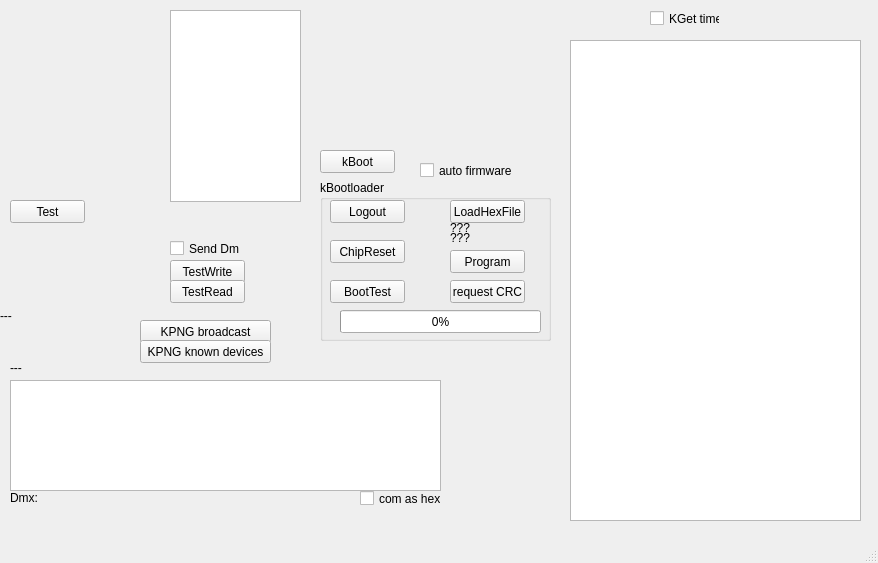
First picture: the form in xbeegui.ui, repository nefarius2001/XBeeGui, before the edit.
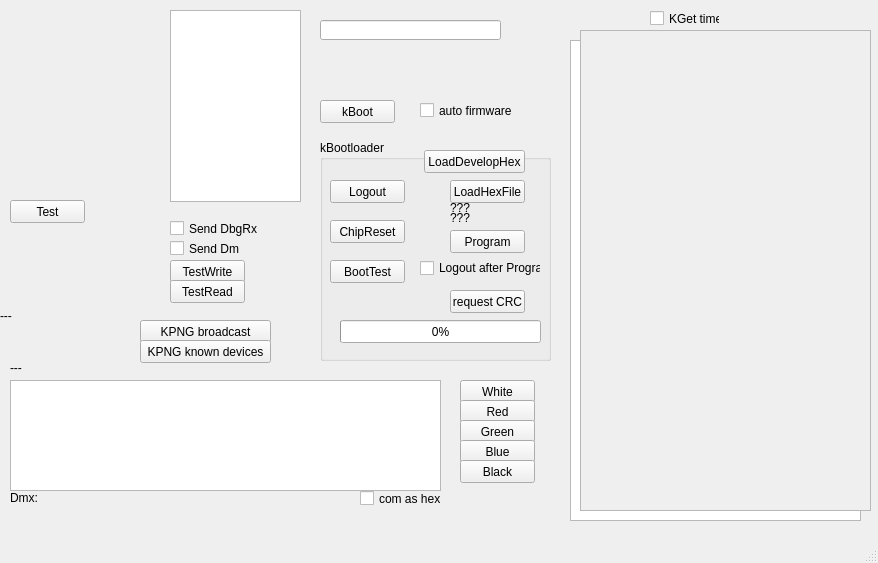
Second picture: the form after the edit. Custom widgets are drawn as their Qt base class.

Commit message: added DebugRx upgraded AutoFirmware => nearly Flo-safe now

Diff of the .ui file:
```diff
--- a/xbeegui.ui
+++ b/xbeegui.ui
@@ -175,7 +175,7 @@
     <property name="geometry">
      <rect>
       <x>320</x>
-      <y>150</y>
+      <y>100</y>
       <width>75</width>
       <height>23</height>
      </rect>
@@ -197,9 +197,9 @@
     <property name="geometry">
      <rect>
       <x>320</x>
-      <y>180</y>
+      <y>140</y>
       <width>231</width>
-      <height>161</height>
+      <height>221</height>
      </rect>
     </property>
     <property name="title">
@@ -209,7 +209,7 @@
      <property name="geometry">
       <rect>
        <x>10</x>
-       <y>20</y>
+       <y>40</y>
        <width>75</width>
        <height>23</height>
       </rect>
@@ -222,7 +222,7 @@
      <property name="geometry">
       <rect>
        <x>10</x>
-       <y>100</y>
+       <y>120</y>
        <width>75</width>
        <height>23</height>
       </rect>
@@ -235,7 +235,7 @@
      <property name="geometry">
       <rect>
        <x>10</x>
-       <y>60</y>
+       <y>80</y>
        <width>75</width>
        <height>23</height>
       </rect>
@@ -248,7 +248,7 @@
      <property name="geometry">
       <rect>
        <x>130</x>
-       <y>20</y>
+       <y>40</y>
        <width>75</width>
        <height>23</height>
       </rect>
@@ -261,7 +261,7 @@
      <property name="geometry">
       <rect>
        <x>130</x>
-       <y>70</y>
+       <y>90</y>
        <width>75</width>
        <height>23</height>
       </rect>
@@ -274,7 +274,7 @@
      <property name="geometry">
       <rect>
        <x>20</x>
-       <y>130</y>
+       <y>180</y>
        <width>201</width>
        <height>23</height>
       </rect>
@@ -287,7 +287,7 @@
      <property name="geometry">
       <rect>
        <x>130</x>
-       <y>100</y>
+       <y>150</y>
        <width>75</width>
        <height>23</height>
       </rect>
@@ -300,7 +300,7 @@
      <property name="geometry">
       <rect>
        <x>130</x>
-       <y>40</y>
+       <y>60</y>
        <width>81</width>
        <height>16</height>
       </rect>
@@ -313,7 +313,7 @@
      <property name="geometry">
       <rect>
        <x>130</x>
-       <y>50</y>
+       <y>70</y>
        <width>81</width>
        <height>16</height>
       </rect>
@@ -322,6 +322,32 @@
       <string>???</string>
      </property>
     </widget>
+    <widget class="QPushButton" name="pbBootLoadFlashDevelop">
+     <property name="geometry">
+      <rect>
+       <x>104</x>
+       <y>10</y>
+       <width>101</width>
+       <height>23</height>
+      </rect>
+     </property>
+     <property name="text">
+      <string>LoadDevelopHex</string>
+     </property>
+    </widget>
+    <widget class="QCheckBox" name="chkLogoutAfterProgram">
+     <property name="geometry">
+      <rect>
+       <x>100</x>
+       <y>120</y>
+       <width>121</width>
+       <height>16</height>
+      </rect>
+     </property>
+     <property name="text">
+      <string>Logout after Program</string>
+     </property>
+    </widget>
    </widget>
    <widget class="QCheckBox" name="shkComHex">
     <property name="geometry">
@@ -353,7 +379,7 @@
     <property name="geometry">
      <rect>
       <x>420</x>
-      <y>160</y>
+      <y>100</y>
       <width>101</width>
       <height>21</height>
      </rect>
@@ -362,6 +388,107 @@
      <string>auto firmware</string>
     </property>
    </widget>
+   <widget class="QPushButton" name="pbDmxW">
+    <property name="geometry">
+     <rect>
+      <x>460</x>
+      <y>380</y>
+      <width>75</width>
+      <height>23</height>
+     </rect>
+    </property>
+    <property name="text">
+     <string>White</string>
+    </property>
+   </widget>
+   <widget class="QPushButton" name="pbDmxR">
+    <property name="geometry">
+     <rect>
+      <x>460</x>
+      <y>400</y>
+      <width>75</width>
+      <height>23</height>
+     </rect>
+    </property>
+    <property name="text">
+     <string>Red</string>
+    </property>
+   </widget>
+   <widget class="QPushButton" name="pbDmxG">
+    <property name="geometry">
+     <rect>
+      <x>460</x>
+      <y>420</y>
+      <width>75</width>
+      <height>23</height>
+     </rect>
+    </property>
+    <property name="text">
+     <string>Green</string>
+    </property>
+   </widget>
+   <widget class="QPushButton" name="pbDmxB">
+    <property name="geometry">
+     <rect>
+      <x>460</x>
+      <y>440</y>
+      <width>75</width>
+      <height>23</height>
+     </rect>
+    </property>
+    <property name="text">
+     <string>Blue</string>
+    </property>
+   </widget>
+   <widget class="QPushButton" name="pbDmxX">
+    <property name="geometry">
+     <rect>
+      <x>460</x>
+      <y>460</y>
+      <width>75</width>
+      <height>23</height>
+     </rect>
+    </property>
+    <property name="text">
+     <string>Black</string>
+    </property>
+   </widget>
+   <widget class="QLineEdit" name="lineKSEND">
+    <property name="geometry">
+     <rect>
+      <x>320</x>
+      <y>20</y>
+      <width>181</width>
+      <height>20</height>
+     </rect>
+    </property>
+   </widget>
+   <widget class="QCheckBox" name="checkSendDbgRx">
+    <property name="geometry">
+     <rect>
+      <x>170</x>
+      <y>220</y>
+      <width>91</width>
+      <height>17</height>
+     </rect>
+    </property>
+    <property name="text">
+     <string>Send DbgRx</string>
+    </property>
+   </widget>
+   <widget class="QListWidget" name="displayAutoFirm">
+    <property name="enabled">
+     <bool>false</bool>
+    </property>
+    <property name="geometry">
+     <rect>
+      <x>580</x>
+      <y>30</y>
+      <width>291</width>
+      <height>481</height>
+     </rect>
+    </property>
+   </widget>
   </widget>
   <widget class="QMenuBar" name="menubar">
    <property name="geometry">
```
The commit also changes 8 other files.
